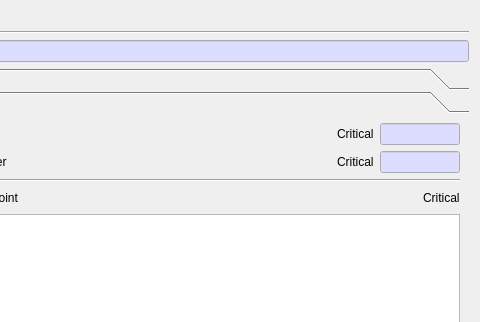
This is CertMan/view_crl_profile_dlg.ui in jykim74/CertMan as Qt 5 draws it before an edit; both pictures show x 134 to 614 and y 0 to 322 of the 614 by 640 pixel window. The edited form follows.
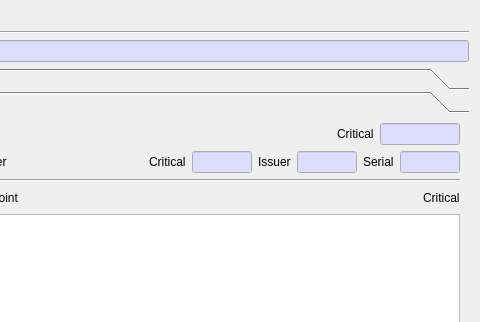
This is the edited form. The open tabs and pages were chosen to show the change.

```diff
--- a/CertMan/view_crl_profile_dlg.ui
+++ b/CertMan/view_crl_profile_dlg.ui
@@ -100,7 +100,7 @@
       </size>
      </property>
      <property name="currentIndex">
-      <number>0</number>
+      <number>1</number>
      </property>
      <property name="tabSpacing">
       <number>1</number>
@@ -474,13 +474,6 @@
        </item>
        <item>
         <layout class="QGridLayout" name="gridLayout_7">
-         <item row="0" column="0">
-          <widget class="QLabel" name="mAKILabel">
-           <property name="text">
-            <string>Authority Key Identifier</string>
-           </property>
-          </widget>
-         </item>
          <item row="0" column="2">
           <widget class="QLabel" name="mAKICritLabel">
            <property name="text">
@@ -488,17 +481,64 @@
            </property>
           </widget>
          </item>
+         <item row="0" column="6">
+          <widget class="QLabel" name="mAKISerialLabel">
+           <property name="text">
+            <string>Serial</string>
+           </property>
+          </widget>
+         </item>
+         <item row="0" column="5">
+          <widget class="QLineEdit" name="mAKIIssuerText">
+           <property name="maximumSize">
+            <size>
+             <width>60</width>
+             <height>16777215</height>
+            </size>
+           </property>
+           <property name="palette">
+            <palette>
+             <active>
+              <colorrole role="Base">
+               <brush brushstyle="SolidPattern">
+                <color alpha="255">
+                 <red>221</red>
+                 <green>221</green>
+                 <blue>255</blue>
+                </color>
+               </brush>
+              </colorrole>
+             </active>
+             <inactive>
+              <colorrole role="Base">
+               <brush brushstyle="SolidPattern">
+                <color alpha="255">
+                 <red>221</red>
+                 <green>221</green>
+                 <blue>255</blue>
+                </color>
+               </brush>
+              </colorrole>
+             </inactive>
+             <disabled/>
+            </palette>
+           </property>
+           <property name="readOnly">
+            <bool>true</bool>
+           </property>
+          </widget>
+         </item>
          <item row="0" column="3">
           <widget class="QLineEdit" name="mAKIText">
            <property name="minimumSize">
             <size>
-             <width>80</width>
+             <width>60</width>
              <height>0</height>
             </size>
            </property>
            <property name="maximumSize">
             <size>
-             <width>80</width>
+             <width>60</width>
              <height>16777215</height>
             </size>
            </property>
@@ -534,6 +574,13 @@
            </property>
           </widget>
          </item>
+         <item row="0" column="4">
+          <widget class="QLabel" name="mAKIIssuerLabel">
+           <property name="text">
+            <string>Issuer</string>
+           </property>
+          </widget>
+         </item>
          <item row="0" column="1">
           <spacer name="horizontalSpacer_5">
            <property name="orientation">
@@ -547,6 +594,53 @@
            </property>
           </spacer>
          </item>
+         <item row="0" column="0">
+          <widget class="QLabel" name="mAKILabel">
+           <property name="text">
+            <string>Authority Key Identifier</string>
+           </property>
+          </widget>
+         </item>
+         <item row="0" column="7">
+          <widget class="QLineEdit" name="mAKISerialText">
+           <property name="maximumSize">
+            <size>
+             <width>60</width>
+             <height>16777215</height>
+            </size>
+           </property>
+           <property name="palette">
+            <palette>
+             <active>
+              <colorrole role="Base">
+               <brush brushstyle="SolidPattern">
+                <color alpha="255">
+                 <red>221</red>
+                 <green>221</green>
+                 <blue>255</blue>
+                </color>
+               </brush>
+              </colorrole>
+             </active>
+             <inactive>
+              <colorrole role="Base">
+               <brush brushstyle="SolidPattern">
+                <color alpha="255">
+                 <red>221</red>
+                 <green>221</green>
+                 <blue>255</blue>
+                </color>
+               </brush>
+              </colorrole>
+             </inactive>
+             <disabled/>
+            </palette>
+           </property>
+           <property name="readOnly">
+            <bool>true</bool>
+           </property>
+          </widget>
+         </item>
         </layout>
        </item>
        <item>
```
